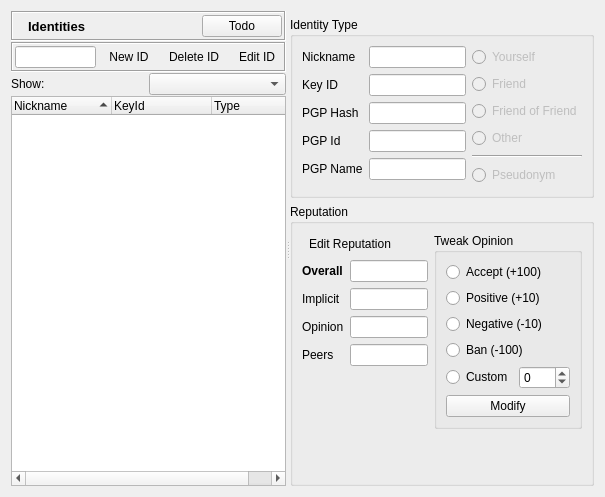
First picture: the form in retroshare-gui/src/gui/Identity/IdDialog.ui, repository RetroShare/RetroShare, before the edit.
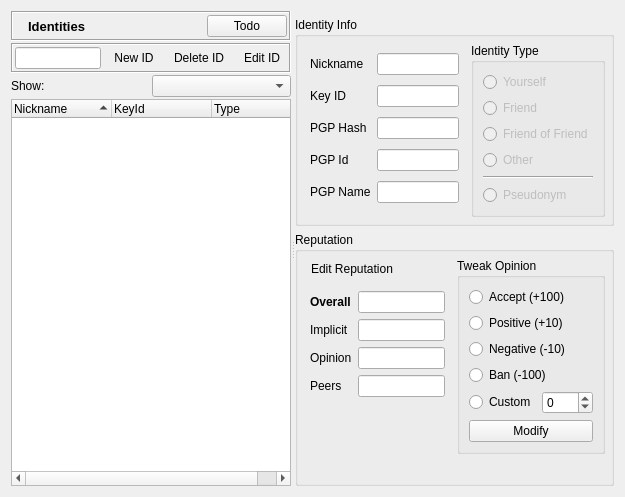
Second picture: the form after the edit. Icons and pictures are not drawn. Custom widgets are drawn as their Qt base class.

Commit message: Added for the "Identity Type" radio items own GroupBox

Patch:
```diff
--- a/retroshare-gui/src/gui/Identity/IdDialog.ui
+++ b/retroshare-gui/src/gui/Identity/IdDialog.ui
@@ -6,7 +6,7 @@
    <rect>
     <x>0</x>
     <y>0</y>
-    <width>605</width>
+    <width>625</width>
     <height>497</height>
    </rect>
   </property>
@@ -28,7 +28,7 @@
      <widget class="QWidget" name="layoutWidget">
       <layout class="QVBoxLayout" name="verticalLayout_5">
        <property name="spacing">
-        <number>1</number>
+        <number>2</number>
        </property>
        <item>
         <widget class="QFrame" name="titleBarFrame">
@@ -271,28 +271,21 @@
        <item>
         <widget class="QGroupBox" name="detailsGroupBox">
          <property name="title">
+          <string>Identity Info</string>
+         </property>
+         <layout class="QGridLayout" name="gridLayout_3">
+          <property name="margin">
+           <number>6</number>
+          </property>
+          <item row="0" column="1">
+           <widget class="QGroupBox" name="groupBox">
+            <property name="title">
           <string>Identity Type</string>
          </property>
-         <layout class="QGridLayout" name="gridLayout">
-          <item row="0" column="0">
-           <widget class="QLabel" name="label">
-            <property name="text">
-             <string>Nickname</string>
-            </property>
-           </widget>
-          </item>
-          <item row="0" column="1">
-           <widget class="QLineEdit" name="lineEdit_Nickname">
-            <property name="enabled">
-             <bool>true</bool>
-            </property>
-            <property name="readOnly">
-             <bool>true</bool>
-            </property>
-           </widget>
-          </item>
-          <item row="0" column="2" rowspan="6">
            <layout class="QVBoxLayout" name="verticalLayout_3">
+             <property name="margin">
+              <number>9</number>
+             </property>
             <item>
              <widget class="QRadioButton" name="radioButton_IdYourself">
               <property name="enabled">
@@ -366,6 +359,39 @@
              </widget>
             </item>
            </layout>
+           </widget>
+          </item>
+          <item row="0" column="0">
+           <layout class="QGridLayout" name="gridLayout">
+            <property name="margin">
+             <number>6</number>
+            </property>
+            <item row="0" column="1">
+             <widget class="QLineEdit" name="lineEdit_Nickname">
+              <property name="enabled">
+               <bool>true</bool>
+              </property>
+              <property name="readOnly">
+               <bool>true</bool>
+              </property>
+             </widget>
+            </item>
+            <item row="0" column="0">
+             <widget class="QLabel" name="label">
+              <property name="text">
+               <string>Nickname</string>
+              </property>
+             </widget>
+            </item>
+            <item row="1" column="1">
+             <widget class="QLineEdit" name="lineEdit_KeyId">
+              <property name="enabled">
+               <bool>true</bool>
+              </property>
+              <property name="readOnly">
+               <bool>true</bool>
+              </property>
+             </widget>
           </item>
           <item row="1" column="0">
            <widget class="QLabel" name="label_4">
@@ -374,30 +400,10 @@
             </property>
            </widget>
           </item>
-          <item row="1" column="1">
-           <widget class="QLineEdit" name="lineEdit_KeyId">
-            <property name="enabled">
-             <bool>true</bool>
-            </property>
-            <property name="readOnly">
-             <bool>true</bool>
-            </property>
-           </widget>
-          </item>
-          <item row="4" column="0">
-           <widget class="QLabel" name="label_3">
+            <item row="2" column="0">
+             <widget class="QLabel" name="label_8">
             <property name="text">
-             <string>PGP Name</string>
-            </property>
-           </widget>
-          </item>
-          <item row="4" column="1">
-           <widget class="QLineEdit" name="lineEdit_GpgName">
-            <property name="enabled">
-             <bool>true</bool>
-            </property>
-            <property name="readOnly">
-             <bool>true</bool>
+               <string>PGP Hash</string>
             </property>
            </widget>
           </item>
@@ -411,16 +417,6 @@
             </property>
            </widget>
           </item>
-          <item row="3" column="1">
-           <widget class="QLineEdit" name="lineEdit_GpgId">
-            <property name="enabled">
-             <bool>true</bool>
-            </property>
-            <property name="readOnly">
-             <bool>true</bool>
-            </property>
-           </widget>
-          </item>
           <item row="3" column="0">
            <widget class="QLabel" name="label_7">
             <property name="text">
@@ -428,12 +424,34 @@
             </property>
            </widget>
           </item>
-          <item row="2" column="0">
-           <widget class="QLabel" name="label_8">
+            <item row="3" column="1">
+             <widget class="QLineEdit" name="lineEdit_GpgId">
+              <property name="enabled">
+               <bool>true</bool>
+              </property>
+              <property name="readOnly">
+               <bool>true</bool>
+              </property>
+             </widget>
+            </item>
+            <item row="4" column="0">
+             <widget class="QLabel" name="label_3">
             <property name="text">
-             <string>PGP Hash</string>
-            </property>
-           </widget>
+               <string>PGP Name</string>
+              </property>
+             </widget>
+            </item>
+            <item row="4" column="1">
+             <widget class="QLineEdit" name="lineEdit_GpgName">
+              <property name="enabled">
+               <bool>true</bool>
+              </property>
+              <property name="readOnly">
+               <bool>true</bool>
+              </property>
+             </widget>
+            </item>
+           </layout>
           </item>
          </layout>
         </widget>
@@ -450,6 +468,9 @@
           <string>Reputation</string>
          </property>
          <layout class="QHBoxLayout" name="horizontalLayout_5">
+          <property name="margin">
+           <number>6</number>
+          </property>
           <item>
            <layout class="QVBoxLayout" name="verticalLayout_2">
             <item>
@@ -480,6 +501,12 @@
             </item>
             <item>
              <layout class="QFormLayout" name="formLayout">
+              <property name="fieldGrowthPolicy">
+               <enum>QFormLayout::AllNonFixedFieldsGrow</enum>
+              </property>
+              <property name="margin">
+               <number>6</number>
+              </property>
               <item row="0" column="0">
                <widget class="QLabel" name="label_2">
                 <property name="font">
```
Left out of the diff: 6 changed lines with no effect on the pictures. Lines whose indentation alone changed are shown as unchanged.
